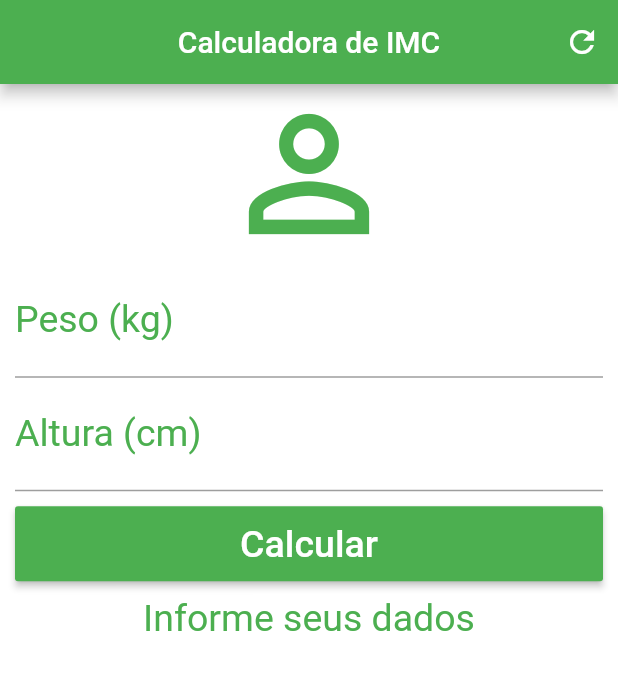
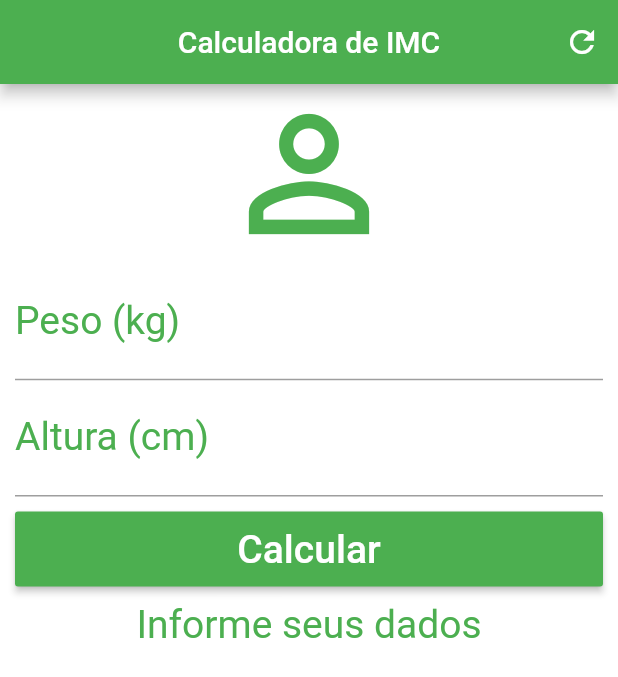
Before and after one commit to filipebebar/curso_flutter, a Flutter app: the screen it shows after launch, on a phone screen of 412 x 824 dp. Shown: the top 677 px of the screen. Run offline on Flutter 3.47's test engine with Material 2 defaults, Android fonts, the phone set to English and light mode, and no system bars; our stand-ins replace image_picker, share, sqflite, transparent_image; accounts and stored records are empty.

Commit message:
Changing fontSize for accessibility

```diff
--- a/calculadora_imc/lib/main.dart
+++ b/calculadora_imc/lib/main.dart
@@ -75,7 +75,7 @@ class _HomeState extends State<Home> {
                         labelText: "Peso (kg)",
                         labelStyle: TextStyle(color: Colors.green)),
                     textAlign: TextAlign.center,
-                    style: TextStyle(color: Colors.green, fontSize: 25.0),
+                    style: TextStyle(color: Colors.green, fontSize: 26.0),
                     controller: weightController,
                     validator: (value) {
                       if (value.isEmpty) {
@@ -89,7 +89,7 @@ class _HomeState extends State<Home> {
                         labelText: "Altura (cm)",
                         labelStyle: TextStyle(color: Colors.green)),
                     textAlign: TextAlign.center,
-                    style: TextStyle(color: Colors.green, fontSize: 25.0),
+                    style: TextStyle(color: Colors.green, fontSize: 26.0),
                     controller: heightController,
                     validator: (value) {
                       if (value.isEmpty) {
@@ -109,7 +109,7 @@ class _HomeState extends State<Home> {
                         },
                         child: Text("Calcular",
                             style:
-                                TextStyle(color: Colors.white, fontSize: 25.0)),
+                                TextStyle(color: Colors.white, fontSize: 26.0)),
                         color: Colors.green,
                       ),
                     ),
@@ -117,7 +117,7 @@ class _HomeState extends State<Home> {
                   Text(
                     _infoText,
                     textAlign: TextAlign.center,
-                    style: TextStyle(color: Colors.green, fontSize: 25.0),
+                    style: TextStyle(color: Colors.green, fontSize: 26.0),
                   )
                 ],
               ),
```
